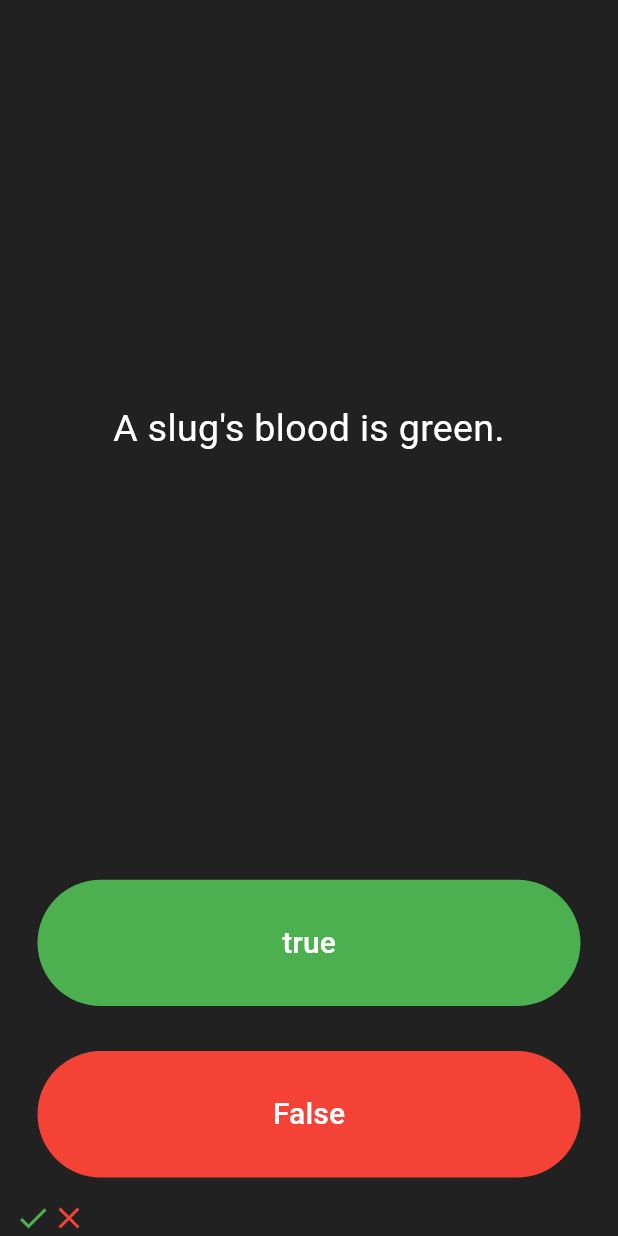
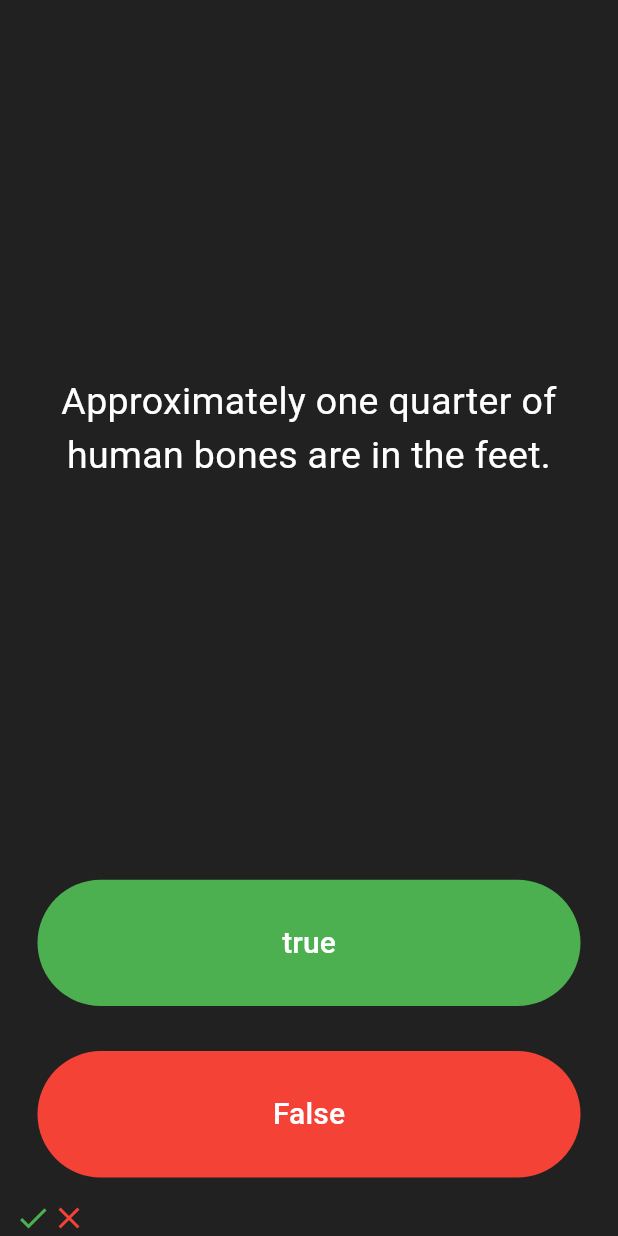
Before and after one commit to tim12367/udemy_quizzler_flutter, a Flutter app: the screen it shows after launch, after a tap on "true", after a tap on "False", on a phone screen of 412 x 824 dp. Run offline on Flutter 3.47's test engine with Material 3 defaults, Android fonts, the light colour scheme and no system bars.

Commit message:
封裝問題操作到quiz_brain

```diff
--- a/lib/main.dart
+++ b/lib/main.dart
@@ -1,7 +1,9 @@
 import 'package:flutter/material.dart';
-import 'question.dart';
+import 'quiz_brain.dart';
 
 void main() => runApp(Quizzler());
+
+QuizBrain quizBrain = QuizBrain();
 
 class Quizzler extends StatelessWidget {
   const Quizzler({super.key});
@@ -36,15 +38,7 @@
   question3: 'A slug\'s blood is green.', true,
   */
 
-  List<Question> questions = [
-    Question(questionText: "You can lead a cow down stairs but not up stairs.", questionAnswer: false),
-    Question(questionText: "Approximately one quarter of human bones are in the feet.", questionAnswer: true),
-    Question(questionText: "A slug's blood is green.", questionAnswer: true),
-  ];
-
   List<Icon> scoreKeeper = []; // 下方紀錄
-
-  int questionIndex = 0;
 
   @override
   Widget build(BuildContext context) {
@@ -58,7 +52,7 @@
             padding: EdgeInsets.all(10.0),
             child: Center(
               child: Text(
-                questions[questionIndex].questionText,
+                quizBrain.getQuestionText(),
                 textAlign: TextAlign.center,
                 style: TextStyle(
                   fontSize: 25.0,
@@ -84,7 +78,7 @@
               ),
               onPressed: () {
                 // 判斷答案是否正確
-                bool rightAnswer = questions[questionIndex].questionAnswer;
+                bool rightAnswer = quizBrain.getQuestionAnswer();
 
                 if (rightAnswer) {
                   print("you are right!");
@@ -93,7 +87,7 @@
                 }
 
                 setState(() {
-                  questionIndex = questionIndex + 1; // 下個問題
+                  quizBrain.nextQuestion(); // 前往下一題
                   scoreKeeper.add(
                     Icon(
                       Icons.check,
@@ -121,7 +115,7 @@
               ),
               onPressed: () {
                 // 判斷答案是否正確
-                bool rightAnswer = questions[questionIndex].questionAnswer;
+                bool rightAnswer = quizBrain.getQuestionAnswer();
 
                 if (!rightAnswer) {
                   print("you are right!");
@@ -130,7 +124,7 @@
                 }
 
                 setState(() {
-                  questionIndex = questionIndex + 1; // 下個問題
+                  quizBrain.nextQuestion(); // 前往下一題
                   scoreKeeper.add(Icon(
                     Icons.close,
                     color: Colors.red,
--- a/lib/question.dart
+++ b/lib/question.dart
@@ -2,5 +2,5 @@
   String questionText;
   bool questionAnswer;
 
-  Question({required this.questionText, required this.questionAnswer}) {}
+  Question(this.questionText, this.questionAnswer);
 }
--- /dev/null
+++ b/lib/quiz_brain.dart
@@ -0,0 +1,35 @@
+import 'question.dart';
+
+class QuizBrain {
+  int _questionNumber = 0;
+
+  List<Question> _questionBank = [
+    Question('Some cats are actually allergic to humans', true),
+    Question('You can lead a cow down stairs but not up stairs.', false),
+    Question('Approximately one quarter of human bones are in the feet.', true),
+    Question('A slug\'s blood is green.', true),
+    Question('Buzz Aldrin\'s mother\'s maiden name was \"Moon\".', true),
+    Question('It is illegal to pee in the Ocean in Portugal.', true),
+    Question('No piece of square dry paper can be folded in half more than 7 times.', false),
+    Question('In London, UK, if you happen to die in the House of Parliament, you are technically entitled to a state funeral, because the building is considered too sacred a place.', true),
+    Question('The loudest sound produced by any animal is 188 decibels. That animal is the African Elephant.', false),
+    Question('The total surface area of two human lungs is approximately 70 square metres.', true),
+    Question('Google was originally called \"Backrub\".', true),
+    Question('Chocolate affects a dog\'s heart and nervous system; a few ounces are enough to kill a small dog.', true),
+    Question('In West Virginia, USA, if you accidentally hit an animal with your car, you are free to take it home to eat.', true),
+  ];
+
+  void nextQuestion() {
+    if (_questionNumber < _questionBank.length - 1) {
+      _questionNumber++;
+    }
+  }
+
+  String getQuestionText() {
+    return _questionBank[_questionNumber].questionText;
+  }
+
+  bool getQuestionAnswer() {
+    return _questionBank[_questionNumber].questionAnswer;
+  }
+}
```
